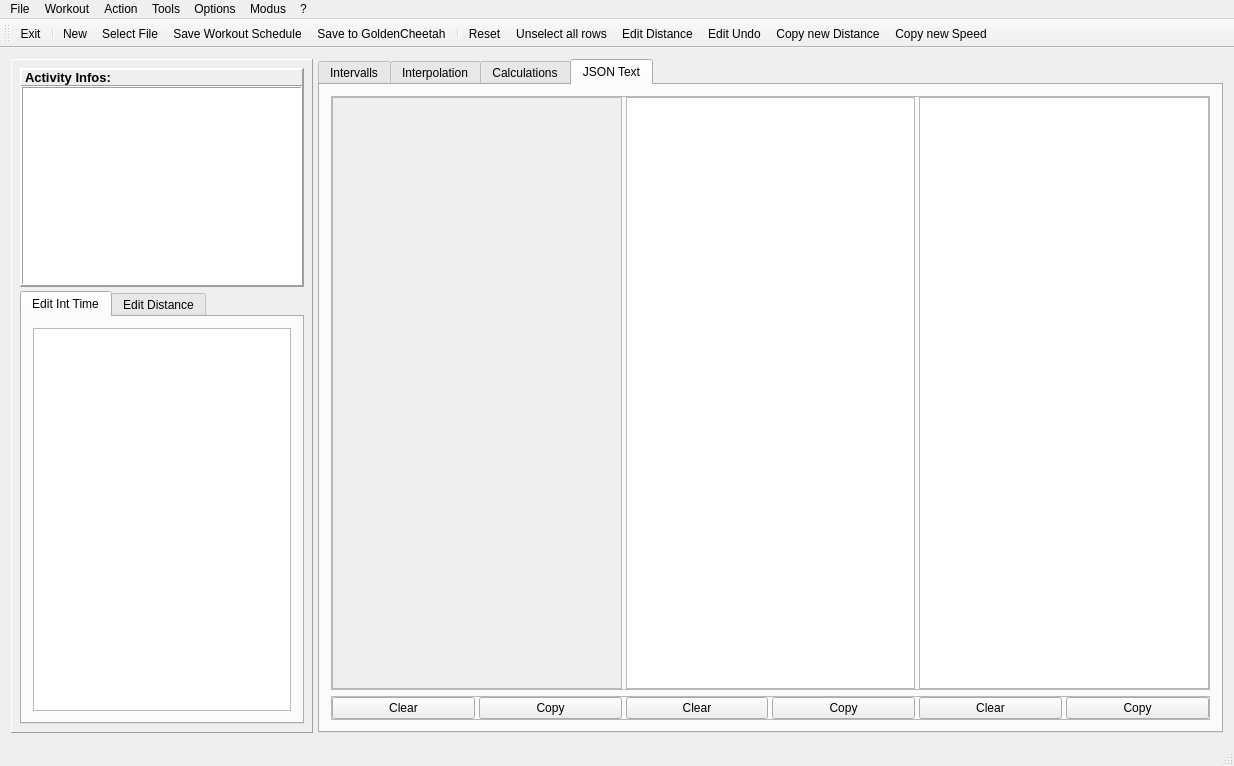
Qt form mainwindow.ui (Tria-Andy/WorkoutEditor) before a commit.
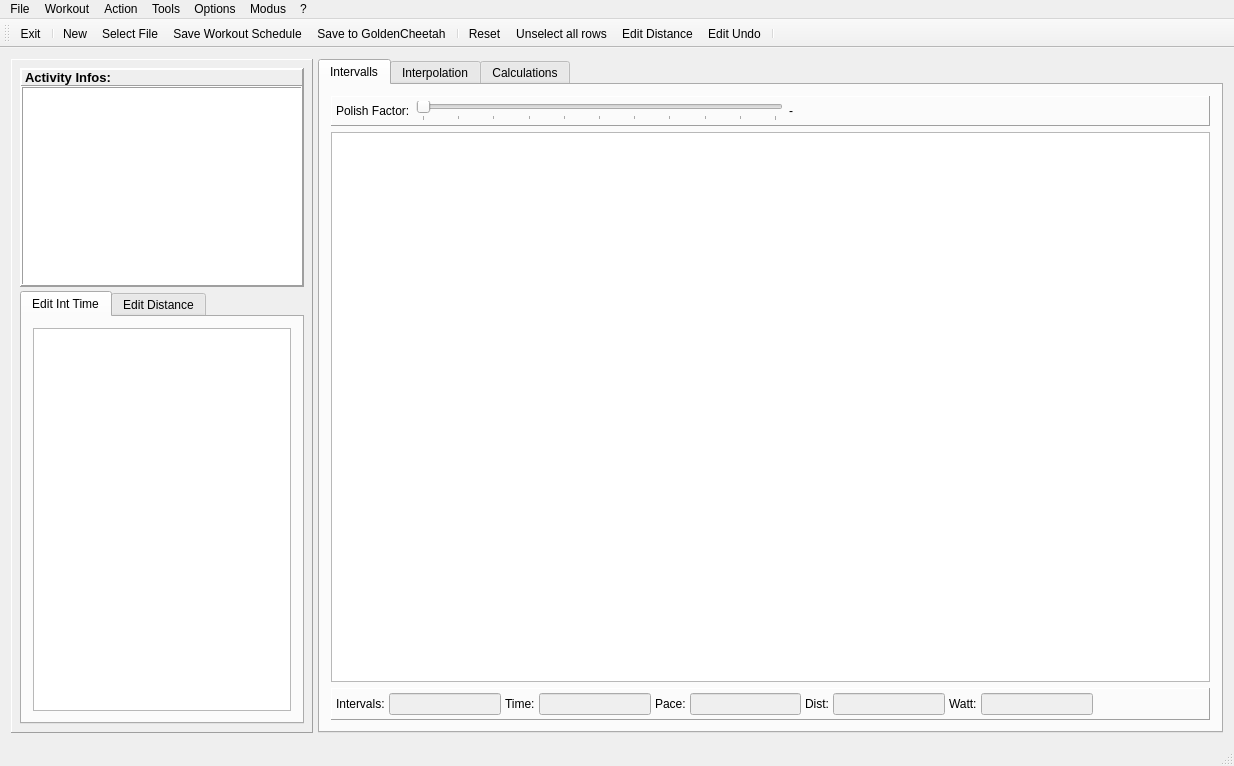
The same form after that commit. The open tabs and pages were chosen to show the change. Icons and pictures are not drawn.

What changed in the file:
```diff
--- a/mainwindow.ui
+++ b/mainwindow.ui
@@ -1259,133 +1259,6 @@
             </item>
            </layout>
           </widget>
-          <widget class="QWidget" name="tab_5">
-           <attribute name="title">
-            <string>JSON Text</string>
-           </attribute>
-           <layout class="QVBoxLayout" name="verticalLayout_8">
-            <item>
-             <widget class="QFrame" name="frame">
-              <property name="frameShape">
-               <enum>QFrame::StyledPanel</enum>
-              </property>
-              <property name="frameShadow">
-               <enum>QFrame::Raised</enum>
-              </property>
-              <layout class="QHBoxLayout" name="horizontalLayout_9">
-               <property name="spacing">
-                <number>4</number>
-               </property>
-               <property name="leftMargin">
-                <number>0</number>
-               </property>
-               <property name="topMargin">
-                <number>0</number>
-               </property>
-               <property name="rightMargin">
-                <number>0</number>
-               </property>
-               <property name="bottomMargin">
-                <number>0</number>
-               </property>
-               <item>
-                <widget class="QPlainTextEdit" name="plainTextEdit_hf">
-                 <property name="enabled">
-                  <bool>false</bool>
-                 </property>
-                </widget>
-               </item>
-               <item>
-                <widget class="QPlainTextEdit" name="plainTextEdit_int_infos">
-                 <property name="enabled">
-                  <bool>true</bool>
-                 </property>
-                </widget>
-               </item>
-               <item>
-                <widget class="QPlainTextEdit" name="plainTextEdit_samp_data">
-                 <property name="enabled">
-                  <bool>true</bool>
-                 </property>
-                </widget>
-               </item>
-              </layout>
-              <zorder>plainTextEdit_samp_data</zorder>
-              <zorder>plainTextEdit_hf</zorder>
-              <zorder>plainTextEdit_int_infos</zorder>
-             </widget>
-            </item>
-            <item>
-             <widget class="QFrame" name="frame_2">
-              <property name="frameShape">
-               <enum>QFrame::StyledPanel</enum>
-              </property>
-              <property name="frameShadow">
-               <enum>QFrame::Raised</enum>
-              </property>
-              <layout class="QHBoxLayout" name="horizontalLayout_10">
-               <property name="spacing">
-                <number>4</number>
-               </property>
-               <property name="leftMargin">
-                <number>0</number>
-               </property>
-               <property name="topMargin">
-                <number>0</number>
-               </property>
-               <property name="rightMargin">
-                <number>0</number>
-               </property>
-               <property name="bottomMargin">
-                <number>0</number>
-               </property>
-               <item>
-                <widget class="QPushButton" name="pushButton_clear_ovr">
-                 <property name="text">
-                  <string>Clear</string>
-                 </property>
-                </widget>
-               </item>
-               <item>
-                <widget class="QPushButton" name="pushButton_copy_ovr">
-                 <property name="text">
-                  <string>Copy</string>
-                 </property>
-                </widget>
-               </item>
-               <item>
-                <widget class="QPushButton" name="pushButton_clear_int">
-                 <property name="text">
-                  <string>Clear</string>
-                 </property>
-                </widget>
-               </item>
-               <item>
-                <widget class="QPushButton" name="pushButton_copy_int">
-                 <property name="text">
-                  <string>Copy</string>
-                 </property>
-                </widget>
-               </item>
-               <item>
-                <widget class="QPushButton" name="pushButton_clear_samp">
-                 <property name="text">
-                  <string>Clear</string>
-                 </property>
-                </widget>
-               </item>
-               <item>
-                <widget class="QPushButton" name="pushButton_copy_samp">
-                 <property name="text">
-                  <string>Copy</string>
-                 </property>
-                </widget>
-               </item>
-              </layout>
-             </widget>
-            </item>
-           </layout>
-          </widget>
          </widget>
         </item>
        </layout>
@@ -1499,8 +1372,7 @@
    <addaction name="actionUnselect_all_rows"/>
    <addaction name="actionEdit_Distance"/>
    <addaction name="actionEdit_Undo"/>
-   <addaction name="actionCopy_new_Distance"/>
-   <addaction name="actionCopy_new_Speed"/>
+   <addaction name="separator"/>
   </widget>
   <widget class="QStatusBar" name="statusBar"/>
   <action name="actionSelect_File">
@@ -1621,15 +1493,6 @@
     <string>Edit Undo </string>
    </property>
   </action>
-  <action name="actionCopy_new_Distance">
-   <property name="icon">
-    <iconset resource="resources.qrc">
-     <normaloff>:/images/icons/Copy.png</normaloff>:/images/icons/Copy.png</iconset>
-   </property>
-   <property name="text">
-    <string>Copy new Distance</string>
-   </property>
-  </action>
   <action name="actionIntervall_Editor">
    <property name="icon">
     <iconset resource="resources.qrc">
@@ -1675,15 +1538,6 @@
     <string>Edit Year Schedule</string>
    </property>
   </action>
-  <action name="actionCopy_new_Speed">
-   <property name="icon">
-    <iconset resource="resources.qrc">
-     <normaloff>:/images/icons/Clipboard.png</normaloff>:/images/icons/Clipboard.png</iconset>
-   </property>
-   <property name="text">
-    <string>Copy new Speed</string>
-   </property>
-  </action>
   <action name="actionLapEditor">
    <property name="icon">
     <iconset resource="resources.qrc">
```
Left out of the diff: 4 changed lines with no effect on the pictures.
